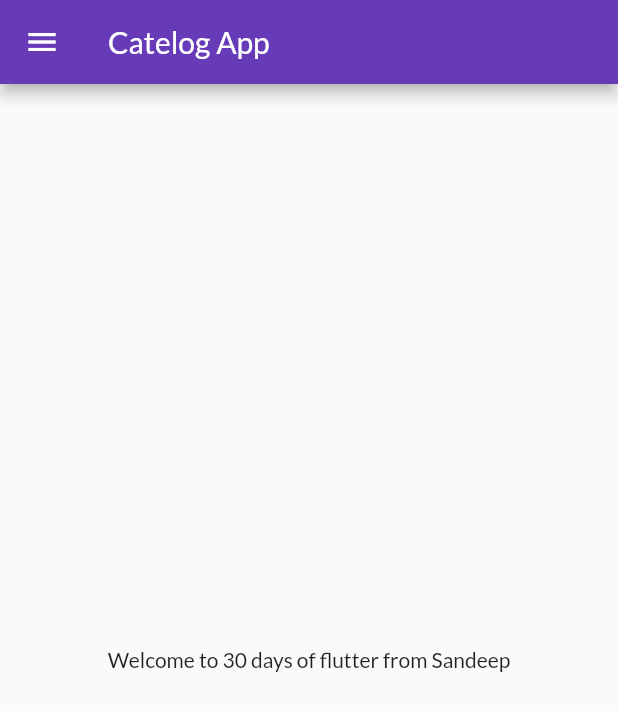
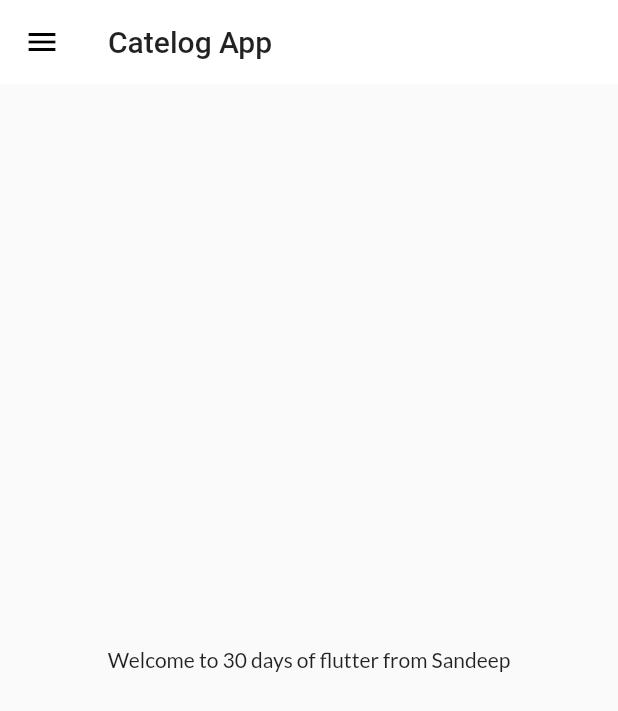
Before and after one commit to sandy15d/flutterApp, a Flutter app: the screen it shows after launch, on a phone screen of 412 x 824 dp. Shown: the top 711 px of the screen. Run offline on Flutter 3.47's test engine with Material 2 defaults, Android fonts, the phone set to English and light mode, and no system bars; our stand-ins replace google_fonts.

Commit message:
Theme Extracted

```diff
--- a/lib/main.dart
+++ b/lib/main.dart
@@ -3,6 +3,7 @@ import 'package:myapp/pages/home_page.dart';
 import 'package:myapp/pages/login_page.dart';
 import 'package:google_fonts/google_fonts.dart';
 import 'package:myapp/utils/routes.dart';
+import 'package:myapp/widgets/themes.dart';
 
 void main() {
   runApp(MyApp());
@@ -14,12 +15,8 @@ class MyApp extends StatelessWidget {
     return MaterialApp(
       debugShowCheckedModeBanner: false,
       themeMode: ThemeMode.light,
-      theme: ThemeData(
-          primarySwatch: Colors.deepPurple,
-          fontFamily: GoogleFonts.lato().fontFamily),
-      darkTheme: ThemeData(
-        brightness: Brightness.dark,
-      ),
+      theme: MyTheme.lightTheme(context),
+      darkTheme: MyTheme.darkTheme(context),
       initialRoute: MyRoutes.homeRoute,
       routes: {
         "/": (context) => LoginPage(),
--- /dev/null
+++ b/lib/widgets/themes.dart
@@ -0,0 +1,16 @@
+import 'package:flutter/material.dart';
+import 'package:google_fonts/google_fonts.dart';
+
+class MyTheme {
+  static ThemeData lightTheme(BuildContext context) => ThemeData(
+      primarySwatch: Colors.deepPurple,
+      fontFamily: GoogleFonts.lato().fontFamily,
+      appBarTheme: AppBarTheme(
+        color: Colors.white,
+        elevation: 0.0,
+        iconTheme: IconThemeData(color: Colors.black),
+        textTheme: Theme.of(context).textTheme,
+      ));
+  static ThemeData darkTheme(BuildContext context) =>
+      ThemeData(brightness: Brightness.dark);
+}
```
